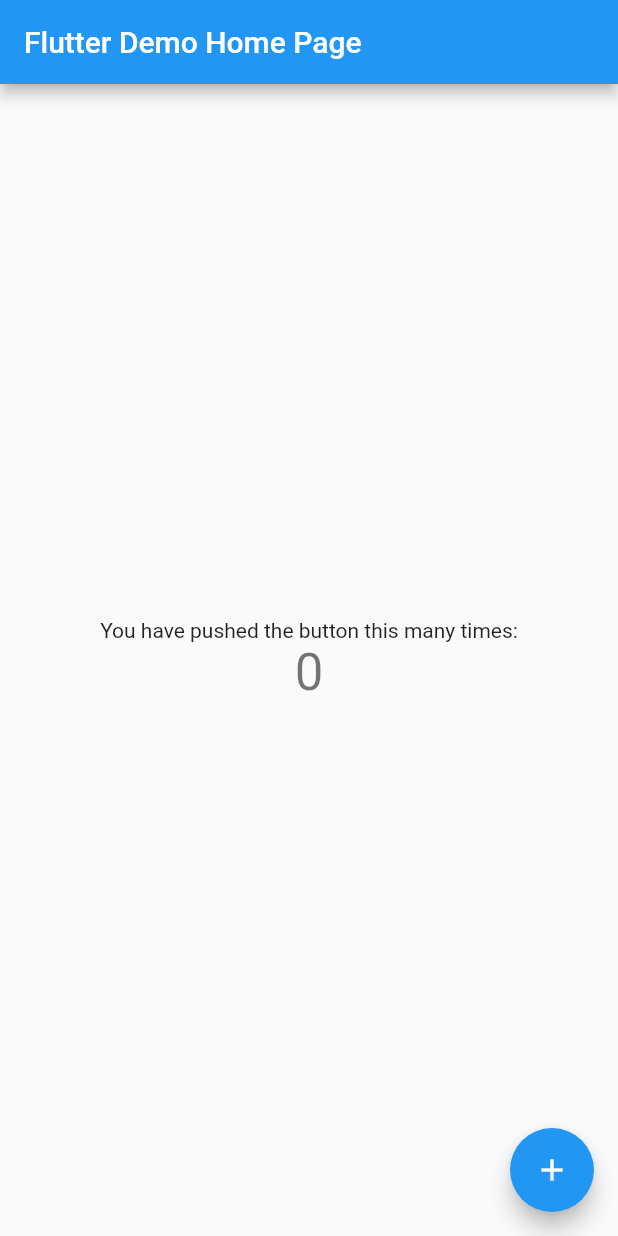
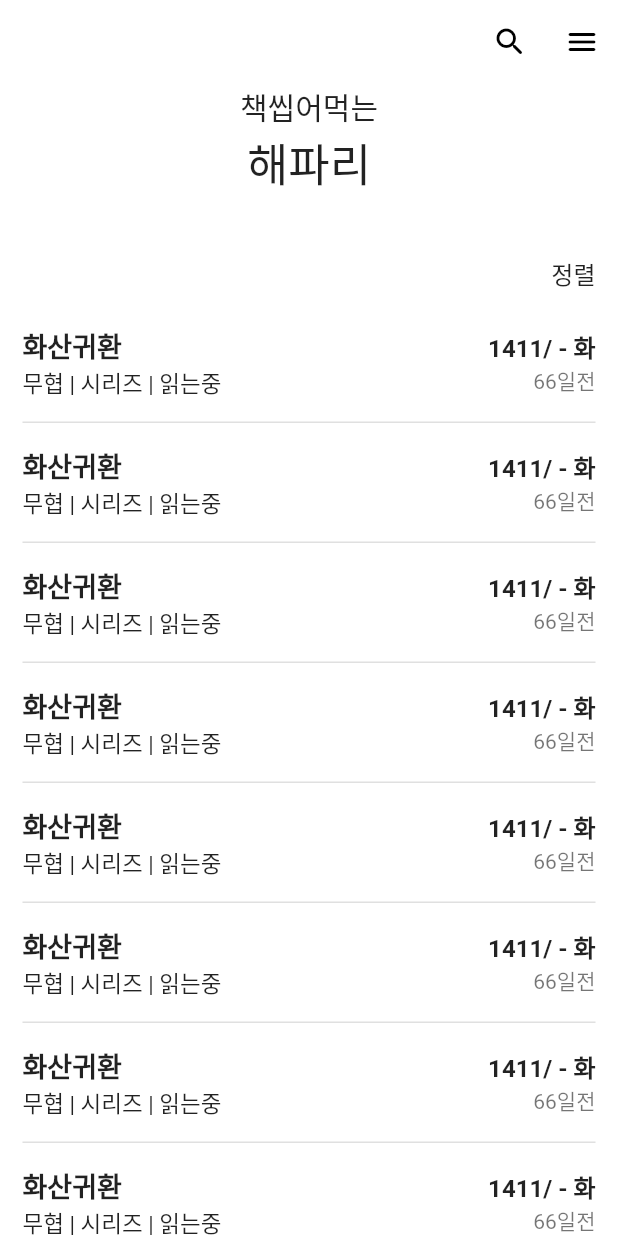
Before and after one commit to soyeon-noh/About, a Flutter app: the screen it shows after launch, on a phone screen of 412 x 824 dp. Run offline on Flutter 3.47's test engine with Material 2 defaults, Android fonts, the light colour scheme and no system bars; Roboto replaces fonts that are missing (Nanum).

Commit message:
homeScreen main ui

```diff
--- a/lib/main.dart
+++ b/lib/main.dart
@@ -1,115 +1,11 @@
+import 'package:about/screens/home_screen.dart';
 import 'package:flutter/material.dart';
 
 void main() {
-  runApp(const MyApp());
+  runApp(
+    MaterialApp(
+      theme: ThemeData(fontFamily: 'Nanum'),
+      home: const HomeScreen(),
+    ),
+  );
 }
-
-class MyApp extends StatelessWidget {
-  const MyApp({super.key});
-
-  // This widget is the root of your application.
-  @override
-  Widget build(BuildContext context) {
-    return MaterialApp(
-      title: 'Flutter Demo',
-      theme: ThemeData(
-        // This is the theme of your application.
-        //
-        // Try running your application with "flutter run". You'll see the
-        // application has a blue toolbar. Then, without quitting the app, try
-        // changing the primarySwatch below to Colors.green and then invoke
-        // "hot reload" (press "r" in the console where you ran "flutter run",
-        // or simply save your changes to "hot reload" in a Flutter IDE).
-        // Notice that the counter didn't reset back to zero; the application
-        // is not restarted.
-        primarySwatch: Colors.blue,
-      ),
-      home: const MyHomePage(title: 'Flutter Demo Home Page'),
-    );
-  }
-}
-
-class MyHomePage extends StatefulWidget {
-  const MyHomePage({super.key, required this.title});
-
-  // This widget is the home page of your application. It is stateful, meaning
-  // that it has a State object (defined below) that contains fields that affect
-  // how it looks.
-
-  // This class is the configuration for the state. It holds the values (in this
-  // case the title) provided by the parent (in this case the App widget) and
-  // used by the build method of the State. Fields in a Widget subclass are
-  // always marked "final".
-
-  final String title;
-
-  @override
-  State<MyHomePage> createState() => _MyHomePageState();
-}
-
-class _MyHomePageState extends State<MyHomePage> {
-  int _counter = 0;
-
-  void _incrementCounter() {
-    setState(() {
-      // This call to setState tells the Flutter framework that something has
-      // changed in this State, which causes it to rerun the build method below
-      // so that the display can reflect the updated values. If we changed
-      // _counter without calling setState(), then the build method would not be
-      // called again, and so nothing would appear to happen.
-      _counter++;
-    });
-  }
-
-  @override
-  Widget build(BuildContext context) {
-    // This method is rerun every time setState is called, for instance as done
-    // by the _incrementCounter method above.
-    //
-    // The Flutter framework has been optimized to make rerunning build methods
-    // fast, so that you can just rebuild anything that needs updating rather
-    // than having to individually change instances of widgets.
-    return Scaffold(
-      appBar: AppBar(
-        // Here we take the value from the MyHomePage object that was created by
-        // the App.build method, and use it to set our appbar title.
-        title: Text(widget.title),
-      ),
-      body: Center(
-        // Center is a layout widget. It takes a single child and positions it
-        // in the middle of the parent.
-        child: Column(
-          // Column is also a layout widget. It takes a list of children and
-          // arranges them vertically. By default, it sizes itself to fit its
-          // children horizontally, and tries to be as tall as its parent.
-          //
-          // Invoke "debug painting" (press "p" in the console, choose the
-          // "Toggle Debug Paint" action from the Flutter Inspector in Android
-          // Studio, or the "Toggle Debug Paint" command in Visual Studio Code)
-          // to see the wireframe for each widget.
-          //
-          // Column has various properties to control how it sizes itself and
-          // how it positions its children. Here we use mainAxisAlignment to
-          // center the children vertically; the main axis here is the vertical
-          // axis because Columns are vertical (the cross axis would be
-          // horizontal).
-          mainAxisAlignment: MainAxisAlignment.center,
-          children: <Widget>[
-            const Text(
-              'You have pushed the button this many times:',
-            ),
-            Text(
-              '$_counter',
-              style: Theme.of(context).textTheme.headlineMedium,
-            ),
-          ],
-        ),
-      ),
-      floatingActionButton: FloatingActionButton(
-        onPressed: _incrementCounter,
-        tooltip: 'Increment',
-        child: const Icon(Icons.add),
-      ), // This trailing comma makes auto-formatting nicer for build methods.
-    );
-  }
-}
--- /dev/null
+++ b/lib/models/book_model.dart
@@ -0,0 +1,16 @@
+class BookModel {
+  final String bookId, userId, title, genre, platform;
+  final bool isCompleted, islikely;
+  final int readNum, completedNum;
+
+  BookModel.fromJson(Map<String, dynamic> json)
+      : bookId = json['bookId'],
+        userId = json['userId'],
+        title = json['title'],
+        genre = json['genre'],
+        platform = json['platform'],
+        isCompleted = json['isCompleted'],
+        islikely = json['islikely'],
+        readNum = json['readNum'],
+        completedNum = json['completedNum'];
+}
--- /dev/null
+++ b/lib/screens/home_screen.dart
@@ -0,0 +1,127 @@
+import 'package:flutter/material.dart';
+
+class HomeScreen extends StatelessWidget {
+  const HomeScreen({super.key});
+
+  @override
+  Widget build(BuildContext context) {
+    return Scaffold(
+      backgroundColor: Colors.white,
+      appBar: AppBar(
+        backgroundColor: Colors.white,
+        elevation: 0,
+        actions: [
+          IconButton(
+            onPressed: () {},
+            icon: const Icon(
+              Icons.search_rounded,
+            ),
+            color: Colors.black,
+          ),
+          IconButton(
+            onPressed: () {},
+            icon: const Icon(Icons.menu_rounded),
+            color: Colors.black,
+          ),
+        ],
+      ),
+      body: Column(
+        children: [
+          Column(
+            children: const [
+              Text(
+                '책씹어먹는',
+                style: TextStyle(fontSize: 20),
+              ),
+              Text(
+                '해파리',
+                style: TextStyle(fontSize: 30),
+              ),
+            ],
+          ),
+          const SizedBox(
+            height: 40,
+          ),
+          Padding(
+            padding: const EdgeInsets.symmetric(horizontal: 15),
+            child: Row(
+              mainAxisAlignment: MainAxisAlignment.spaceBetween,
+              children: const [
+                Text(''),
+                Text(
+                  '정렬',
+                  style: TextStyle(fontSize: 16),
+                  textAlign: TextAlign.right,
+                ),
+              ],
+            ),
+          ),
+          const SizedBox(
+            height: 8,
+          ),
+          Expanded(
+            child: ListView(
+              children: [
+                // const Image(
+                //   image: AssetImage(
+                //     'assets/images/wood.png',
+                //   ),
+                //   height: 200,
+                // ),
+
+                for (var i = 0; i < 20; i++) const BookWidget(),
+              ],
+            ),
+          ),
+        ],
+      ),
+    );
+  }
+}
+
+class BookWidget extends StatelessWidget {
+  const BookWidget({
+    super.key,
+  });
+
+  @override
+  Widget build(BuildContext context) {
+    return Container(
+      decoration: const BoxDecoration(
+          border: Border(bottom: BorderSide(color: Colors.black12))),
+      padding: const EdgeInsets.symmetric(vertical: 15),
+      margin: const EdgeInsets.symmetric(horizontal: 15),
+      child: Row(
+        mainAxisAlignment: MainAxisAlignment.spaceBetween,
+        children: [
+          Column(
+            crossAxisAlignment: CrossAxisAlignment.start,
+            children: const [
+              Text(
+                '화산귀환',
+                style: TextStyle(fontSize: 18, fontWeight: FontWeight.w700),
+              ),
+              Text(
+                '무협 | 시리즈 | 읽는중',
+                style: TextStyle(fontSize: 15),
+              ),
+            ],
+          ),
+          Column(
+            crossAxisAlignment: CrossAxisAlignment.end,
+            children: const [
+              Text(
+                '1411/ - 화',
+                style: TextStyle(fontSize: 16, fontWeight: FontWeight.w700),
+              ),
+              Text(
+                '66일전',
+                style: TextStyle(color: Colors.black54),
+              ),
+            ],
+          ),
+        ],
+      ),
+    );
+  }
+}
```
Also changed, not shown: pubspec.yaml (+13 -13 lines), assets/images/wood.png (added), 3 other files.
